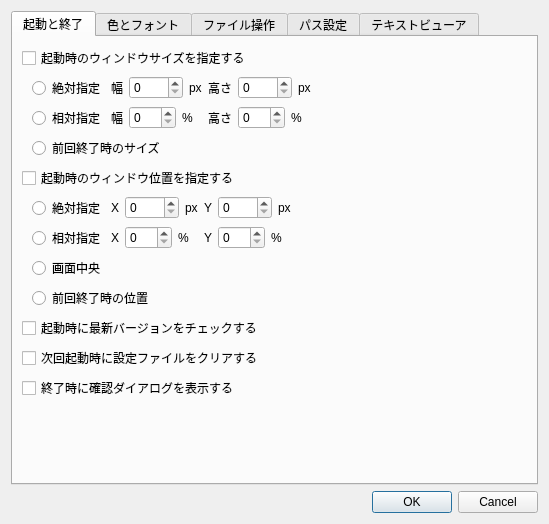
This is preferencedialog.ui in miyabi-satoh/Gefu as Qt 5 draws it before an edit. The edited form follows.
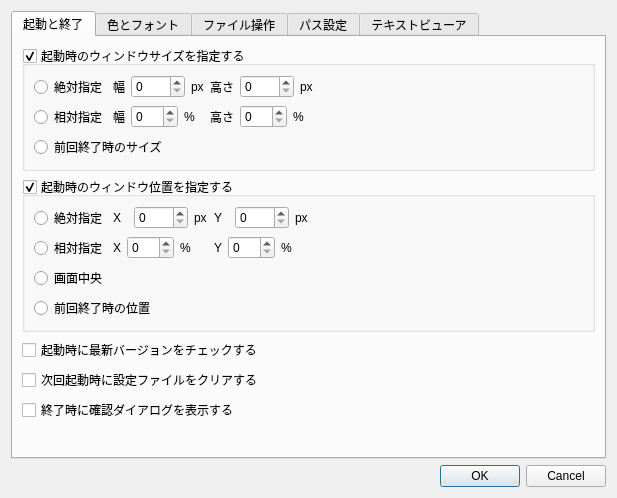
This is the edited form. The open tabs and pages were chosen to show the change.

```diff
--- a/preferencedialog.ui
+++ b/preferencedialog.ui
@@ -6,8 +6,8 @@
    <rect>
     <x>0</x>
     <y>0</y>
-    <width>549</width>
-    <height>524</height>
+    <width>617</width>
+    <height>498</height>
    </rect>
   </property>
   <property name="sizePolicy">
@@ -32,46 +32,19 @@
       <attribute name="title">
        <string>起動と終了</string>
       </attribute>
-      <layout class="QVBoxLayout" name="verticalLayout_4">
-       <property name="spacing">
-        <number>-1</number>
-       </property>
+      <layout class="QVBoxLayout" name="verticalLayout">
        <item>
-        <layout class="QVBoxLayout" name="verticalLayout_3">
-         <property name="spacing">
-          <number>-1</number>
-         </property>
-         <item>
-          <widget class="QCheckBox" name="bootSize">
-           <property name="focusPolicy">
-            <enum>Qt::StrongFocus</enum>
-           </property>
-           <property name="text">
+        <widget class="QGroupBox" name="bootSize">
+         <property name="title">
             <string>起動時のウィンドウサイズを指定する</string>
            </property>
-          </widget>
-         </item>
-         <item>
+         <property name="flat">
+          <bool>true</bool>
+         </property>
+         <property name="checkable">
+          <bool>true</bool>
+         </property>
           <layout class="QHBoxLayout" name="horizontalLayout_9">
-           <property name="spacing">
-            <number>-1</number>
-           </property>
-           <item>
-            <spacer name="horizontalSpacer">
-             <property name="orientation">
-              <enum>Qt::Horizontal</enum>
-             </property>
-             <property name="sizeType">
-              <enum>QSizePolicy::Fixed</enum>
-             </property>
-             <property name="sizeHint" stdset="0">
-              <size>
-               <width>10</width>
-               <height>20</height>
-              </size>
-             </property>
-            </spacer>
-           </item>
            <item>
             <layout class="QGridLayout" name="gridLayout_2">
              <property name="spacing">
@@ -269,52 +242,33 @@
             </layout>
            </item>
            <item>
-            <spacer name="horizontalSpacer_2">
+           <spacer name="horizontalSpacer">
              <property name="orientation">
               <enum>Qt::Horizontal</enum>
              </property>
              <property name="sizeHint" stdset="0">
               <size>
-               <width>40</width>
+              <width>95</width>
                <height>20</height>
               </size>
              </property>
             </spacer>
            </item>
           </layout>
-         </item>
-        </layout>
-       </item>
+        </widget>
+       </item>
        <item>
-        <layout class="QVBoxLayout" name="verticalLayout">
-         <item>
-          <widget class="QCheckBox" name="bootPos">
-           <property name="focusPolicy">
-            <enum>Qt::StrongFocus</enum>
-           </property>
-           <property name="text">
+        <widget class="QGroupBox" name="bootPos">
+         <property name="title">
             <string>起動時のウィンドウ位置を指定する</string>
            </property>
-          </widget>
-         </item>
-         <item>
+         <property name="flat">
+          <bool>true</bool>
+         </property>
+         <property name="checkable">
+          <bool>true</bool>
+         </property>
           <layout class="QHBoxLayout" name="horizontalLayout_10">
-           <item>
-            <spacer name="horizontalSpacer_3">
-             <property name="orientation">
-              <enum>Qt::Horizontal</enum>
-             </property>
-             <property name="sizeType">
-              <enum>QSizePolicy::Fixed</enum>
-             </property>
-             <property name="sizeHint" stdset="0">
-              <size>
-               <width>10</width>
-               <height>20</height>
-              </size>
-             </property>
-            </spacer>
-           </item>
            <item>
             <layout class="QGridLayout" name="gridLayout_3">
              <item row="0" column="0">
@@ -535,8 +489,7 @@
             </spacer>
            </item>
           </layout>
-         </item>
-        </layout>
+        </widget>
        </item>
        <item>
         <widget class="QCheckBox" name="checkUpdates">
```
Left out of the diff: 59 changed lines with no effect on the pictures. Lines whose indentation alone changed are shown as unchanged.
